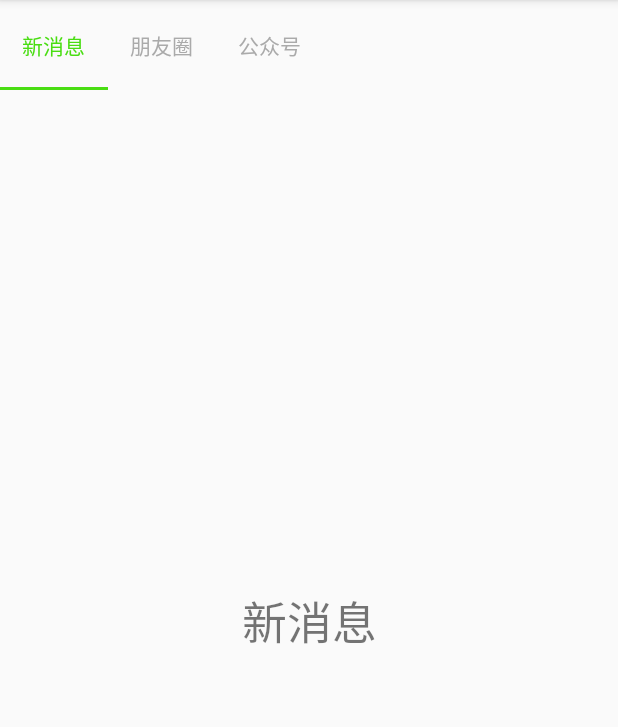
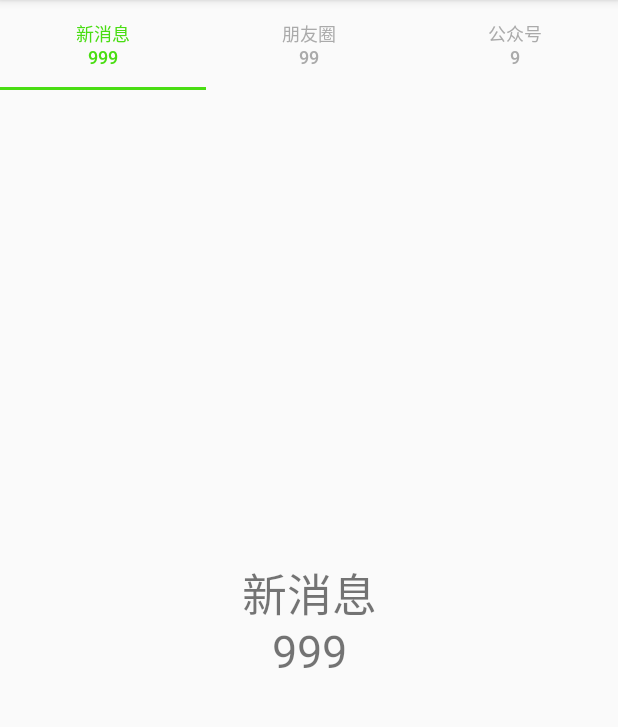
Before and after one commit to lindroy/TabLayoutDemo, an Android app: the screen it shows after launch (MainActivity), on a phone screen of 412 x 824 dp, the part 84-811 px from its top. Run offline under Robolectric (Android 15) with nearby library versions, the phone set to English and light mode, and no system bars.

Commit message:
实现修改Tab字体大小的功能。

```diff
--- a/app/src/main/AndroidManifest.xml
+++ b/app/src/main/AndroidManifest.xml
@@ -8,7 +8,7 @@
         android:label="@string/app_name"
         android:supportsRtl="true"
         android:theme="@style/AppTheme" >
-        <activity android:name=".MainActivity" >
+        <activity android:name=".MainActivity">
             <intent-filter>
                 <action android:name="android.intent.action.MAIN" />
 
--- a/app/src/main/java/com/lindroid/tablayoutdemo/MainActivity.java
+++ b/app/src/main/java/com/lindroid/tablayoutdemo/MainActivity.java
@@ -7,7 +7,6 @@ import android.support.v4.app.FragmentManager;
 import android.support.v4.app.FragmentPagerAdapter;
 import android.support.v4.view.ViewPager;
 import android.support.v7.app.AppCompatActivity;
-import android.util.Log;
 
 import java.util.ArrayList;
 import java.util.List;
@@ -27,9 +26,9 @@ public class MainActivity extends AppCompatActivity {
     }
 
     private void initData() {
-        tabs.add("新消息");
-        tabs.add("朋友圈");
-        tabs.add("公众号");
+        tabs.add("新消息" + "\n" + 999);
+        tabs.add("朋友圈" + "\n" + 99);
+        tabs.add("公众号" + "\n" + 9);
         fragments.add(new TabFragment(this,tabs.get(0)));
         fragments.add(new TabFragment(this,tabs.get(1)));
         fragments.add(new TabFragment(this,tabs.get(2)));
@@ -39,7 +38,7 @@ public class MainActivity extends AppCompatActivity {
         tabLayout = (TabLayout) findViewById(R.id.tayLayout);
         viewPager = (ViewPager) findViewById(R.id.viewPager);
         //设置TabLayout的模式
-        tabLayout.setTabMode(TabLayout.MODE_SCROLLABLE);
+        tabLayout.setTabMode(TabLayout.MODE_FIXED);
         viewPager.setAdapter(new TabAdapter(getSupportFragmentManager()));
         tabLayout.setupWithViewPager(viewPager);
     }
@@ -63,7 +62,6 @@ public class MainActivity extends AppCompatActivity {
         //显示标签上的文字
         @Override
         public CharSequence getPageTitle(int position) {
-            Log.e("Tag","position="+position);
             return tabs.get(position);
         }
 
--- a/app/src/main/res/layout/activity_main.xml
+++ b/app/src/main/res/layout/activity_main.xml
@@ -12,6 +12,7 @@
         android:id="@+id/tayLayout"
         android:layout_width="match_parent"
         android:layout_height="60dp"
+        app:tabTextAppearance="@style/TabTextSize"
         app:tabIndicatorColor="#49dd12"
         app:tabSelectedTextColor="#49dd12"
         app:tabTextColor="@android:color/darker_gray"/>
--- a/app/src/main/res/values/styles.xml
+++ b/app/src/main/res/values/styles.xml
@@ -8,4 +8,8 @@
         <item name="colorAccent">@color/colorAccent</item>
     </style>
 
+    <style name="TabTextSize" parent="TextAppearance.AppCompat.Widget.ActionBar.Title.Inverse">
+        <item name="android:textSize">20sp</item>
+    </style>
+
 </resources>
```
